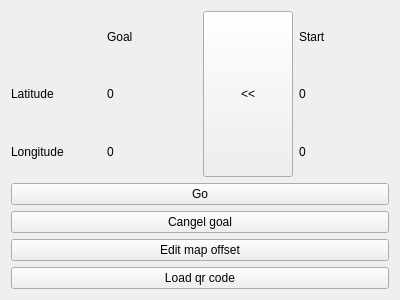
Qt form mrvk_gui/ui/Widgets/MoveBase/MoveBaseControl.ui (MatejBartosovic/mrvk_project) before a commit.
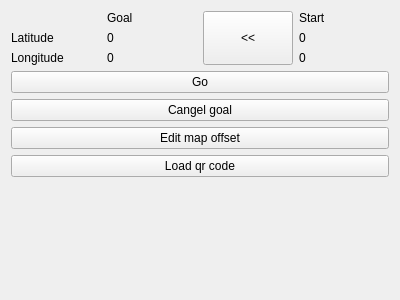
The same form after that commit.

Diff of the .ui file:
```diff
--- a/mrvk_gui/ui/Widgets/MoveBase/MoveBaseControl.ui
+++ b/mrvk_gui/ui/Widgets/MoveBase/MoveBaseControl.ui
@@ -138,6 +138,19 @@
      </property>
     </widget>
    </item>
+   <item>
+    <spacer name="verticalSpacer">
+     <property name="orientation">
+      <enum>Qt::Vertical</enum>
+     </property>
+     <property name="sizeHint" stdset="0">
+      <size>
+       <width>20</width>
+       <height>40</height>
+      </size>
+     </property>
+    </spacer>
+   </item>
   </layout>
  </widget>
  <resources/>
```
